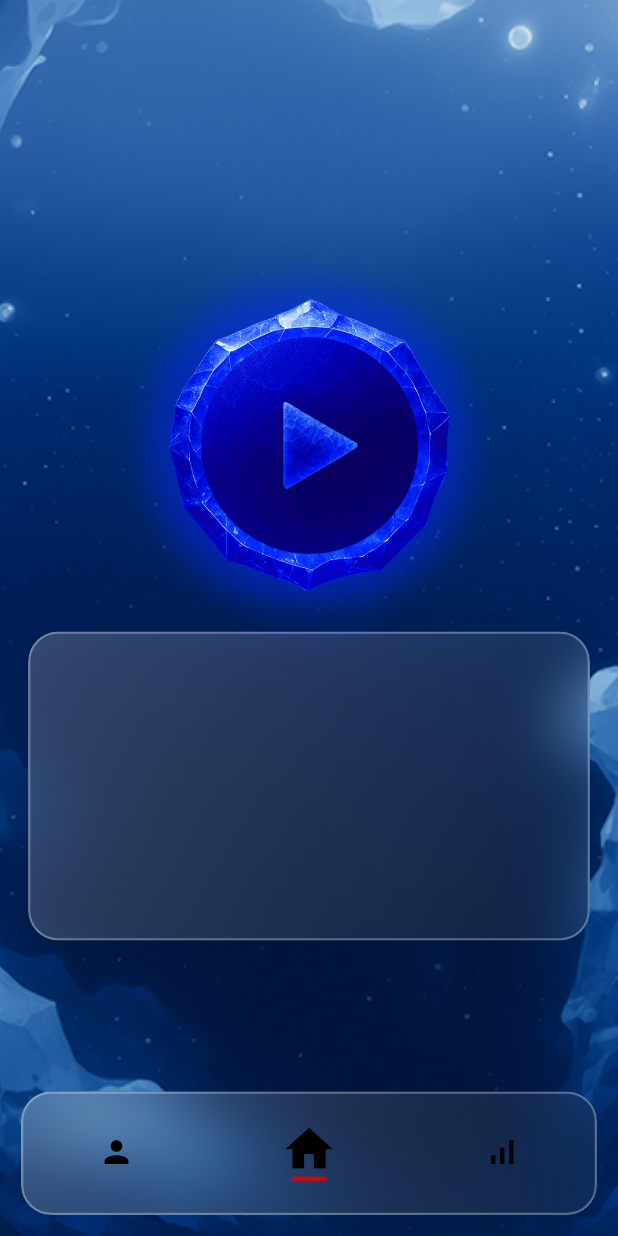
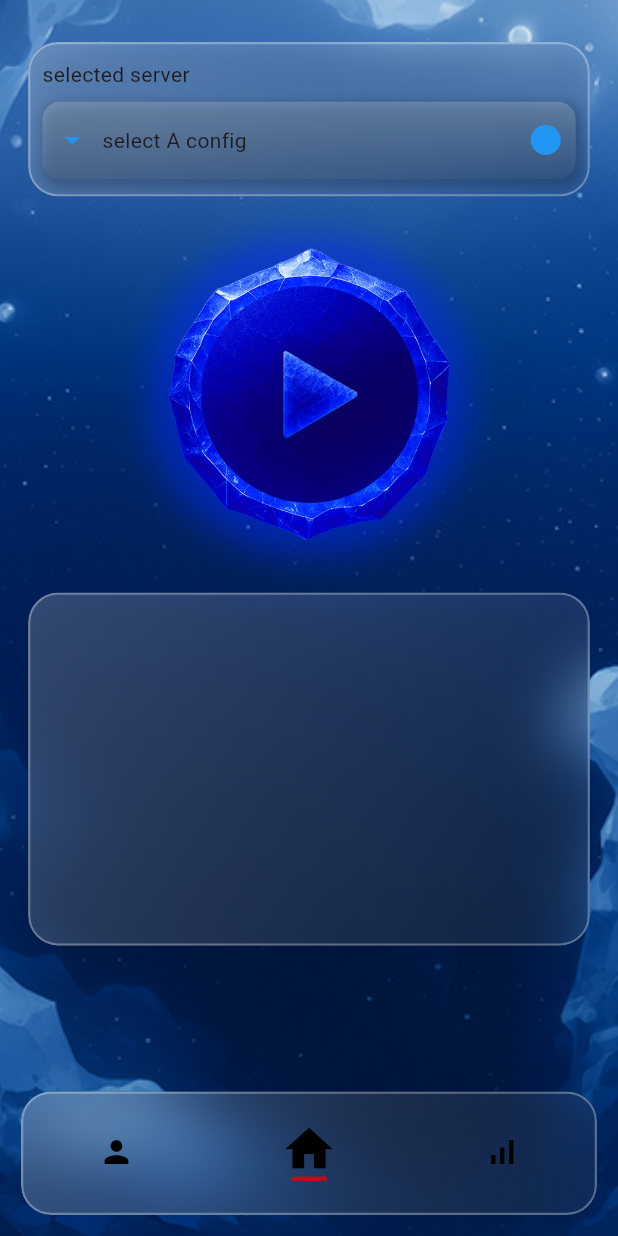
Before and after one commit to MatinXastan/crystal-Vpn, a Flutter app: the screen it shows after launch, on a phone screen of 412 x 824 dp. Run offline on Flutter 3.47's test engine with Material 3 defaults, Android fonts, the light colour scheme and no system bars; drawn by our look-alikes of flutter_animate; our stand-ins replace bloc, dio, flutter_bloc, hive, hive_flutter, lottie; missing offline and left inert: flutter_v2ray_client; accounts and stored records are empty.

Commit message:
adding select config in home screen

```diff
--- a/lib/screens/configVpnScreen/protocol_screen.dart
+++ b/lib/screens/configVpnScreen/protocol_screen.dart
@@ -72,6 +72,8 @@ class _ProtocolScreenState extends State<ProtocolScreen> {
 
   void selectConfig(ConfigModel? config) {
     v2rayService.setSelectConfig(config);
+
+    v2rayService.setSelectedRemark(config);
     setState(() {
       _selectedConfig = config;
     });
@@ -270,7 +272,6 @@ class _ProtocolScreenState extends State<ProtocolScreen> {
                             isSelected:
                                 _selectedConfig?.config == configItem.config,
                             onTap: () async {
-                              //TODO باید مطمین بشم درست کار میکنه
                               selectConfig(configItem);
                               //await connect(configItem);
                               /* if (v2rayState == 'CONNECTING' ||
--- a/lib/screens/home/connection_button.dart
+++ b/lib/screens/home/connection_button.dart
@@ -391,7 +391,7 @@ class _ConnectButtonState extends State<ConnectButton> {
     if (v2rayService.v2rayState == Conf.connectStatus) {
       try {
         await connectV2ray.stopV2Ray();
-        v2rayService.setSelectConfig(null);
+
         v2rayService.setStatus(0);
         v2rayService.setV2rayState(Conf.disconnectStatus);
       } catch (e) {
--- a/lib/screens/home/home_screen.dart
+++ b/lib/screens/home/home_screen.dart
@@ -1,6 +1,7 @@
 import 'package:flutter/material.dart';
 import 'package:flutter_bloc/flutter_bloc.dart';
 import 'package:provider/provider.dart';
+import 'package:vpn/configurations/conf.dart';
 import 'package:vpn/data/model/config_advanced_model.dart';
 import 'package:vpn/data/model/config_model.dart';
 import 'package:vpn/data/repo/recive_configs_repo.dart';
@@ -29,14 +30,7 @@ class _HomeScreenState extends State<HomeScreen> {
   @override
   void initState() {
     super.initState();
-    // It's generally safer to access providers in didChangeDependencies or build,
-    // but read() in initState is acceptable.
-    //v2rayService = context.read<V2rayService>();
-    /* reciveConfigsRepository = reciveConfigsRepo;
-    advancedAutoConfigs = context
-        .read<ReciveConfigsRepo>()
-        .configsAdvancedAutoNotifier
-        .value; */
+
     statuseConnect = context.read<V2rayService>().statuseVpn;
   }
 
@@ -54,16 +48,105 @@ class _HomeScreenState extends State<HomeScreen> {
             ),
             Center(
               child: Consumer<V2rayService>(
-                builder: (context, value, child) => Column(
-                  spacing: 24,
+                builder: (context, service, child) => Column(
                   mainAxisAlignment: MainAxisAlignment.center,
                   children: [
-                    ConnectButton(status: value.statusConnection),
+                    SizedBox(height: 28),
                     GlassBox(
                       width: size.width / 1.1,
-                      height: size.height / 4,
+                      height: size.height / 8,
+                      child: Padding(
+                        padding: const EdgeInsets.all(8.0),
+                        child: Column(
+                          mainAxisAlignment: MainAxisAlignment.center,
+                          crossAxisAlignment: CrossAxisAlignment.start,
+                          children: [
+                            Text("selected server"),
+                            SizedBox(height: 8),
+                            Container(
+                              width: size.width / 1.1,
+                              height: size.height / 16,
+                              decoration: BoxDecoration(
+                                borderRadius: BorderRadius.circular(
+                                  12,
+                                ), // گردی گوشه‌ها
+                                gradient: LinearGradient(
+                                  colors: [
+                                    Colors.white.withOpacity(0.2),
+                                    Colors.white.withOpacity(0.05),
+                                  ],
+                                  begin: Alignment.topCenter,
+                                  end: Alignment.bottomCenter,
+                                ),
+                                boxShadow: [
+                                  BoxShadow(
+                                    color: Colors.black.withOpacity(
+                                      0.2,
+                                    ), // رنگ سایه
+                                    spreadRadius: 2, // پخش شدن سایه
+                                    blurRadius: 6, // میزان محو بودن
+                                    offset: Offset(2, 3), // جابجایی سایه (x, y)
+                                  ),
+                                ],
+                              ),
+                              child: Padding(
+                                padding: const EdgeInsets.all(8.0),
+                                child: Row(
+                                  mainAxisAlignment:
+                                      MainAxisAlignment.spaceBetween,
+                                  crossAxisAlignment: CrossAxisAlignment.center,
+                                  children: [
+                                    // گروه اول: آیکون و متن کنار هم
+                                    Row(
+                                      mainAxisSize: MainAxisSize.min,
+                                      children: [
+                                        Icon(
+                                          Icons.arrow_drop_down,
+                                          color:
+                                              service.v2rayState ==
+                                                  Conf.connectStatus
+                                              ? Colors.green
+                                              : Colors.blue,
+                                        ),
+                                        SizedBox(width: 8),
+                                        Flexible(
+                                          child: Text(
+                                            service.selectedRemark ??
+                                                "select A config",
+                                            maxLines: 1,
+                                            overflow: TextOverflow.ellipsis,
+                                            style: TextStyle(fontSize: 14),
+                                          ),
+                                        ),
+                                      ],
+                                    ),
+
+                                    // ویجت سوم در انتها
+                                    Icon(
+                                      Icons.circle,
+                                      color:
+                                          service.v2rayState ==
+                                              Conf.connectStatus
+                                          ? Colors.green
+                                          : Colors.blue,
+                                    ),
+                                  ],
+                                ),
+                              ),
+                            ),
+                          ],
+                        ),
+                      ),
+                    ),
+                    SizedBox(height: 32),
+                    ConnectButton(status: service.statusConnection),
+                    SizedBox(height: 32),
+                    GlassBox(
+                      width: size.width / 1.1,
+                      height: size.height / 3.5,
                       child: Row(),
                     ),
+                    Expanded(child: SizedBox()),
                   ],
                 ),
               ),
--- a/lib/services/v2ray_services.dart
+++ b/lib/services/v2ray_services.dart
@@ -19,6 +19,7 @@ class V2rayService with ChangeNotifier {
   int _pingedCount = 0;
   List<ConfigModel> _displayConfigs = [];
   DateTime? _lastPingTime;
+  String? _selectedRemark;
   //ConfigAdvancedModel _autoAdvancedConfigs = [] as ConfigAdvancedModel;
 
   // --- Getter ها برای دسترسی امن به متغیرها از بیرون ---
@@ -32,6 +33,8 @@ class V2rayService with ChangeNotifier {
   // ConfigAdvancedModel get getAutoAdvancedConfigs => _autoAdvancedConfigs;
   String get statuseVpn => v2rayState;
   int get statusConnection => status;
+
+  String? get selectedRemark => _selectedRemark;
   // متد برای مقداردهی اولیه لیست کانفیگ‌ها
   /*  void initializeConfigs(List<ConfigModel> configs) {
     _displayConfigs = List.from(configs);
@@ -57,6 +60,15 @@ class V2rayService with ChangeNotifier {
     notifyListeners();
   }
 
+  void setSelectedRemark(ConfigModel? config) {
+    ConfigModel? configModel = config;
+    if (configModel != null) {
+      var currentRemark = _tryParse(configModel.config)?.remark;
+      _selectedRemark = currentRemark;
+      notifyListeners();
+    }
+  }
+
   void setIsPingingAll(bool isPingAll) {
     _isPingingAll = isPingAll;
     notifyListeners();
@@ -76,6 +88,14 @@ class V2rayService with ChangeNotifier {
   void setDisplayConfigs(List<ConfigModel> newDisplayConfigs) {
     _displayConfigs = newDisplayConfigs;
     notifyListeners();
+  }
+
+  V2RayURL? _tryParse(String url) {
+    try {
+      return V2ray.parseFromURL(url);
+    } catch (e) {
+      return null;
+    }
   }
   /*
   void setAdvancedAutoConfigs(ConfigAdvancedModel newDisplayConfigs) {
```
